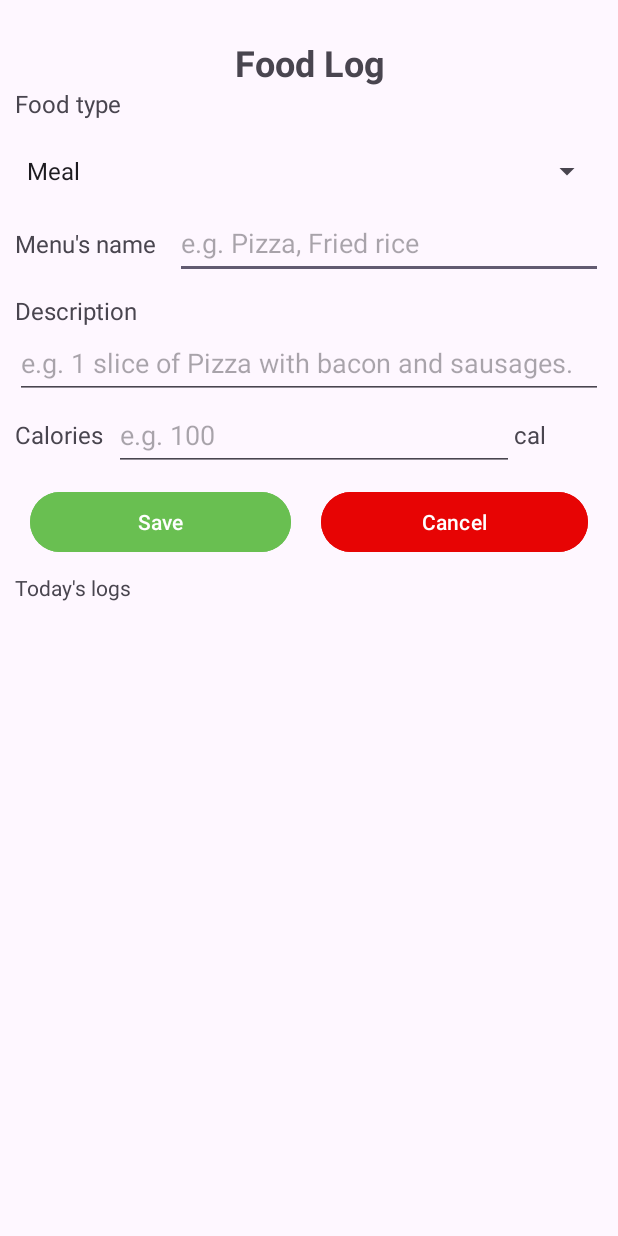
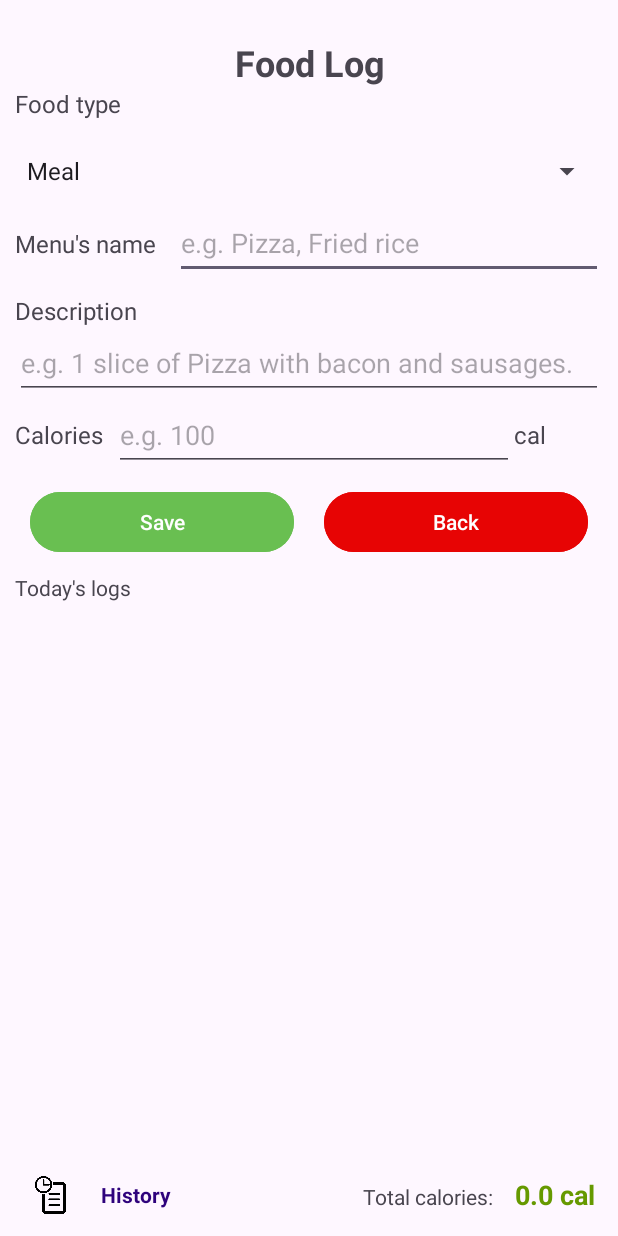
Before and after one commit to monkeystar0/healthyRecipeBuddy, an Android app: the FoodLogActivity screen opened directly, with no data from a screen before it, on a phone screen of 412 x 824 dp. Run offline under Robolectric (Android 15) with nearby library versions, the phone set to English and light mode, and no system bars; our stand-ins replace Room's generated code.

Commit message:
adjust FoodLog, add Food Log History activity

```diff
--- a/app/src/main/AndroidManifest.xml
+++ b/app/src/main/AndroidManifest.xml
@@ -25,6 +25,7 @@
         <activity android:name="com.example.healthyrecipebuddy.SetTargetActivity" />
         <activity android:name="com.example.healthyrecipebuddy.UserProfileEditActivity" />
         <activity android:name="com.example.healthyrecipebuddy.FoodLogActivity" />
+        <activity android:name="com.example.healthyrecipebuddy.FoodLogHistoryActivity" />
     </application>
 
 </manifest>
--- a/app/src/main/java/com/example/healthyrecipebuddy/FoodLogActivity.kt
+++ b/app/src/main/java/com/example/healthyrecipebuddy/FoodLogActivity.kt
@@ -1,9 +1,8 @@
 package com.example.healthyrecipebuddy
 
-import android.os.Build
+import android.content.Intent
 import android.os.Bundle
 import android.widget.ArrayAdapter
-import androidx.annotation.RequiresApi
 import androidx.appcompat.app.AppCompatActivity
 import androidx.fragment.app.FragmentManager
 import androidx.recyclerview.widget.LinearLayoutManager
@@ -23,9 +22,6 @@ import java.text.SimpleDateFormat
 import java.time.LocalDate
 import java.time.LocalTime
 
-
-import java.util.Calendar
-import java.util.GregorianCalendar
 
 class FoodLogActivity: AppCompatActivity(){
     private lateinit var binding: ActivityFoodLogBinding
@@ -59,9 +55,14 @@ class FoodLogActivity: AppCompatActivity(){
         binding.cancelBtn.setOnClickListener {
             finish()
         }
+
+        binding.historyLayout.setOnClickListener {
+            val intent = Intent(this, FoodLogHistoryActivity::class.java)
+            startActivity(intent)
+        }
     }
 
-    @RequiresApi(Build.VERSION_CODES.O)
+
     private fun initializeUI() {
         val currentDate = LocalDate.now()
         val formatter = SimpleDateFormat("yyyy-MM-dd")
@@ -73,13 +74,15 @@ class FoodLogActivity: AppCompatActivity(){
         val sqlEndTime = java.sql.Time(endTime.toNanoOfDay())
         binding.FoodTypeOptions.adapter = ArrayAdapter( this, android.R.layout.simple_spinner_item, listOf("Meal", "Dessert", "Drink"))
         if (sqlDate != null) {
-            println(sqlDate.time.toString() + sqlStartTime.toString() + sqlEndTime.toString())
             foodLogDatabase.foodLogDao().getFoodLogsBetweenTimes(sqlDate, sqlStartTime, sqlEndTime).observe(this) { foodLogs ->
                 // Update the RecyclerView with the new data
                 adapter.submitList(foodLogs)
+                foodLogs.sumOf { item -> item.calories.toDouble() }.also { totalCalories -> binding.totalCalText.text = "$totalCalories cal" }
             }
         }
+
     }
+
 
     private fun validateInput(): Boolean {
         // Validate name (not empty)
@@ -96,9 +99,13 @@ class FoodLogActivity: AppCompatActivity(){
         val calories = binding.editCaloriesText.text.toString().toFloat()
         val foodType = binding.FoodTypeOptions.selectedItem.toString()
         // Save the menu log to the database
-        val date = Date(System.currentTimeMillis())
+
+        val currentDate = LocalDate.now()
+        val formatter = SimpleDateFormat("yyyy-MM-dd")
+        val todayDate = formatter.parse(currentDate.toString())
+        val sqlDate = Date(todayDate?.time ?: java.util.Date().time)
         val time = Time(System.currentTimeMillis())
-        val foodLog = FoodLog(foodName = menuName, calories = calories, date = date, time = time, foodType = foodType, description = description)
+        val foodLog = FoodLog(foodName = menuName, calories = calories, date = sqlDate, time = time, foodType = foodType, description = description)
         CoroutineScope(Dispatchers.IO).launch {
 
             foodLogDatabase.foodLogDao().insertFoodLog(foodLog)
@@ -107,7 +114,6 @@ class FoodLogActivity: AppCompatActivity(){
                 CustomDialogFragment().show(parentFragmentManager, "food_log_inserted_dialog")
             }
         }
-       // foodLogDatabase.foodLogDao().insertFoodLog(FoodLog(menuName, description, calories, foodType))
     }
 
     private fun clearInputFields() {
--- a/app/src/main/java/com/example/healthyrecipebuddy/db/FoodLogDataBase.kt
+++ b/app/src/main/java/com/example/healthyrecipebuddy/db/FoodLogDataBase.kt
@@ -35,6 +35,9 @@ interface FoodLogDao {
 
     @Query("SELECT * FROM food_log WHERE date >= :date AND time BETWEEN :startTime AND :endTime")
     fun getFoodLogsBetweenTimes(date: Date, startTime: Time, endTime: Time): LiveData<List<FoodLog>>
+
+    @Query( "SELECT SUM(calories) FROM food_log WHERE date >= :date AND time BETWEEN :startTime AND :endTime")
+    fun getTotalCalories(date: Date, startTime: Time, endTime: Time): LiveData<Float>
 }
 
 // Define the FoodLogDatabase class
--- a/app/src/main/res/layout/activity_food_log.xml
+++ b/app/src/main/res/layout/activity_food_log.xml
@@ -1,16 +1,18 @@
 <?xml version="1.0" encoding="utf-8"?>
 <androidx.constraintlayout.widget.ConstraintLayout xmlns:android="http://schemas.android.com/apk/res/android"
     xmlns:app="http://schemas.android.com/apk/res-auto"
+    xmlns:tools="http://schemas.android.com/tools"
     android:layout_width="match_parent"
     android:layout_height="match_parent">
 
     <LinearLayout
+        android:id="@+id/linearLayout"
         android:layout_width="match_parent"
-        android:layout_height="match_parent"
+        android:layout_height="0dp"
         android:gravity="center_horizontal"
         android:orientation="vertical"
         android:padding="10dp"
-        app:layout_constraintBottom_toBottomOf="parent"
+        app:layout_constraintBottom_toTopOf="@+id/summaryLayout"
         app:layout_constraintEnd_toEndOf="parent"
         app:layout_constraintStart_toStartOf="parent"
         app:layout_constraintTop_toTopOf="parent">
@@ -93,7 +95,6 @@
         </LinearLayout>
 
 
-
         <LinearLayout
             android:layout_width="match_parent"
             android:layout_height="wrap_content"
@@ -148,7 +149,7 @@
                 android:layout_margin="10dp"
                 android:layout_weight="1"
                 android:backgroundTint="#E70404"
-                android:text="Cancel" />
+                android:text="Back" />
         </LinearLayout>
 
         <LinearLayout
@@ -171,4 +172,62 @@
                 android:layout_marginTop="10dp" />
         </LinearLayout>
     </LinearLayout>
+
+    <LinearLayout
+        android:id="@+id/summaryLayout"
+        android:layout_width="match_parent"
+        android:layout_height="wrap_content"
+        android:orientation="horizontal"
+        app:layout_constraintBottom_toBottomOf="parent"
+        app:layout_constraintEnd_toEndOf="parent"
+        app:layout_constraintStart_toStartOf="parent">
+
+        <LinearLayout
+            android:id="@+id/historyLayout"
+            android:layout_width="wrap_content"
+            android:layout_height="wrap_content"
+            android:layout_weight="1"
+            android:gravity="center"
+            android:orientation="horizontal">
+
+            <ImageView
+                android:id="@+id/imageView3"
+                android:layout_width="25dp"
+                android:layout_height="25dp"
+                android:layout_weight="1"
+                app:srcCompat="@drawable/history" />
+
+            <TextView
+                android:id="@+id/textView20"
+                android:layout_width="wrap_content"
+                android:layout_height="wrap_content"
+                android:layout_weight="1"
+                android:text="History"
+                android:textColor="#2E027C"
+                android:textStyle="bold" />
+        </LinearLayout>
+
+        <TextView
+            android:id="@+id/textView21"
+            android:layout_width="wrap_content"
+            android:layout_height="wrap_content"
+            android:layout_weight="1"
+            android:gravity="end"
+            android:text="Total calories:" />
+
+        <TextView
+            android:id="@+id/totalCalText"
+            android:layout_width="wrap_content"
+            android:layout_height="wrap_content"
+            android:layout_marginLeft="15dp"
+            android:layout_marginRight="15dp"
+            android:layout_marginBottom="15dp"
+            android:gravity="end"
+            android:text="100 cal"
+            android:textColor="@android:color/holo_green_dark"
+            android:textSize="18sp"
+            android:textStyle="bold" />
+    </LinearLayout>
+
+
 </androidx.constraintlayout.widget.ConstraintLayout>
```
Also changed, not shown: app/src/main/java/com/example/healthyrecipebuddy/FoodLogHistoryActivity.kt (added, +93 -0 lines), app/src/main/java/com/example/healthyrecipebuddy/MainActivity.kt (+38 -12 lines), app/src/main/res/layout/activity_food_log_history.xml (added, +66 -0 lines), app/src/main/res/layout/activity_main.xml (+13 -0 lines), app/src/main/res/drawable-normal/history.png (added).
